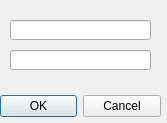
Above: changesgdata.ui from BlackSerperior6/ScheduleDepartmentProgram before the change. Below: the same form after it.
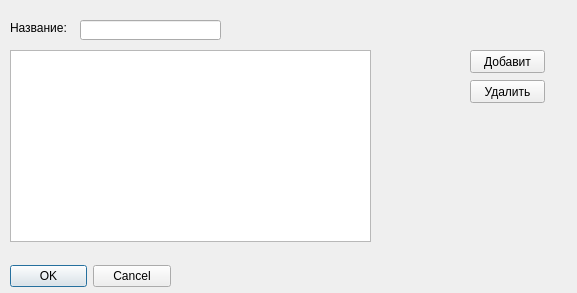
That is the form after the change.

Diff of the .ui file:
```diff
--- a/changesgdata.ui
+++ b/changesgdata.ui
@@ -6,8 +6,8 @@
    <rect>
     <x>0</x>
     <y>0</y>
-    <width>167</width>
-    <height>123</height>
+    <width>577</width>
+    <height>293</height>
    </rect>
   </property>
   <property name="windowTitle">
@@ -16,8 +16,8 @@
   <widget class="QDialogButtonBox" name="Buttons">
    <property name="geometry">
     <rect>
-     <x>0</x>
-     <y>90</y>
+     <x>10</x>
+     <y>260</y>
      <width>161</width>
      <height>32</height>
     </rect>
@@ -32,23 +32,62 @@
   <widget class="QLineEdit" name="NameEdit">
    <property name="geometry">
     <rect>
-     <x>10</x>
+     <x>80</x>
      <y>20</y>
      <width>141</width>
      <height>20</height>
     </rect>
    </property>
   </widget>
-  <widget class="QLineEdit" name="ScheduelEdit">
+  <widget class="QListWidget" name="LessonsList">
    <property name="geometry">
     <rect>
      <x>10</x>
      <y>50</y>
-     <width>141</width>
-     <height>20</height>
+     <width>361</width>
+     <height>192</height>
     </rect>
    </property>
   </widget>
+  <widget class="QPushButton" name="AddButton">
+   <property name="geometry">
+    <rect>
+     <x>470</x>
+     <y>50</y>
+     <width>75</width>
+     <height>23</height>
+    </rect>
+   </property>
+   <property name="text">
+    <string>Добавит</string>
+   </property>
+  </widget>
+  <widget class="QPushButton" name="RemoveButton">
+   <property name="geometry">
+    <rect>
+     <x>470</x>
+     <y>80</y>
+     <width>75</width>
+     <height>23</height>
+    </rect>
+   </property>
+   <property name="text">
+    <string>Удалить</string>
+   </property>
+  </widget>
+  <widget class="QLabel" name="label">
+   <property name="geometry">
+    <rect>
+     <x>10</x>
+     <y>20</y>
+     <width>61</width>
+     <height>16</height>
+    </rect>
+   </property>
+   <property name="text">
+    <string>Название:</string>
+   </property>
+  </widget>
  </widget>
  <resources/>
  <connections>
```
